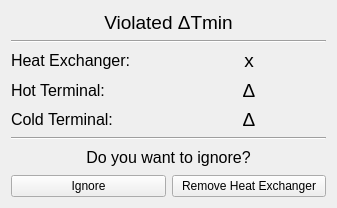
First picture: the form in interface/dtmin.ui, repository CarlosTadeuVassoler/MPinch, before the edit.
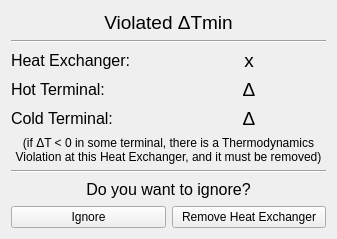
Second picture: the form after the edit.

What changed in the file:
```diff
--- a/interface/dtmin.ui
+++ b/interface/dtmin.ui
@@ -7,7 +7,7 @@
     <x>0</x>
     <y>0</y>
     <width>337</width>
-    <height>208</height>
+    <height>239</height>
    </rect>
   </property>
   <property name="windowTitle">
@@ -222,6 +222,19 @@
      </item>
     </layout>
    </item>
+   <item>
+    <widget class="QLabel" name="label_9">
+     <property name="text">
+      <string>(if ΔT &lt; 0 in some terminal, there is a Thermodynamics Violation at this Heat Exchanger, and it must be removed)</string>
+     </property>
+     <property name="alignment">
+      <set>Qt::AlignCenter</set>
+     </property>
+     <property name="wordWrap">
+      <bool>true</bool>
+     </property>
+    </widget>
+   </item>
    <item>
     <widget class="Line" name="line_2">
      <property name="orientation">
```
